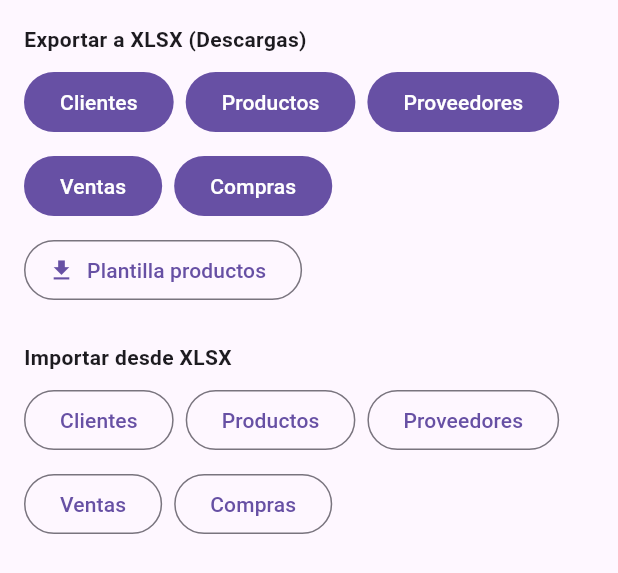
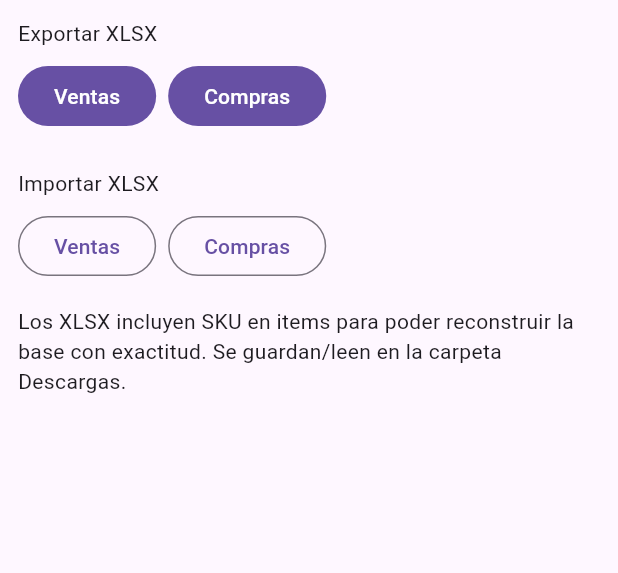
Before and after one commit to sergiopolis69-oss/popperscuv5, a Flutter app: the BackupPage widget shown alone on an empty page, opened directly, on a phone screen of 412 x 824 dp. Shown: the top 573 px of the screen. Run offline on Flutter 3.47's test engine with Material 3 defaults, Android fonts, the phone set to English and light mode, and no system bars; our stand-ins replace file_picker, flutter_contacts, sqflite; missing offline and left inert: downloads_path_provider_28, excel, file_saver; accounts and stored records are empty; statements that could not run were skipped.

Commit message:
Actualizar backup_page.dart

```diff
--- a/lib/ui/backup_page.dart
+++ b/lib/ui/backup_page.dart
@@ -1,67 +1,48 @@
+import 'dart:io';
 import 'package:flutter/material.dart';
-import '../utils/xlsx_backup.dart'; // ⬅️ NECESARIO: export*Xlsx e import*Xlsx
+import 'package:file_picker/file_picker.dart';
+import '../utils/xlsx_backup.dart';
 
 class BackupPage extends StatelessWidget {
   const BackupPage({super.key});
 
-  Future<void> _export(BuildContext ctx, String label, Future<String> Function() fn) async {
-    try {
-      final uriOrPath = await fn();
-      if (!ctx.mounted) return;
-      ScaffoldMessenger.of(ctx).showSnackBar(SnackBar(
-        content: Text('$label exportado en Descargas'),
-        action: SnackBarAction(label: 'Abrir', onPressed: ()=>openUriOrPath(uriOrPath)),
-        duration: const Duration(seconds: 6),
-      ));
-    } catch (e) {
-      if (ctx.mounted) {
-        ScaffoldMessenger.of(ctx).showSnackBar(SnackBar(content: Text('Error: $e')));
-      }
-    }
-  }
-
-  Future<void> _import(BuildContext ctx, String label, Future<void> Function() fn) async {
-    try {
-      await fn();
-      if (ctx.mounted) {
-        ScaffoldMessenger.of(ctx).showSnackBar(SnackBar(content: Text('$label importado correctamente')));
-      }
-    } catch (e) {
-      if (ctx.mounted) {
-        ScaffoldMessenger.of(ctx).showSnackBar(SnackBar(content: Text('Error: $e')));
-      }
+  Future<void> _import(BuildContext context, String titulo, Future<void> Function(File) importer) async {
+    final res = await FilePicker.platform.pickFiles(type: FileType.custom, allowedExtensions: ['xlsx']);
+    if (res == null || res.files.isEmpty) return;
+    final path = res.files.single.path;
+    if (path == null) return;
+    await importer(File(path));
+    if (context.mounted) {
+      ScaffoldMessenger.of(context).showSnackBar(SnackBar(content: Text('$titulo importado')));
     }
   }
 
   @override
   Widget build(BuildContext context) {
     return ListView(
-      padding: const EdgeInsets.all(16),
+      padding: const EdgeInsets.all(12),
       children: [
-        const Text('Exportar a XLSX (Descargas)', style: TextStyle(fontWeight: FontWeight.bold)),
+        const Text('Exportar XLSX'),
         const SizedBox(height: 8),
-        Wrap(spacing: 8, runSpacing: 8, children: [
-          FilledButton(onPressed: ()=>_export(context, 'Clientes', exportClientsXlsx), child: const Text('Clientes')),
-          FilledButton(onPressed: ()=>_export(context, 'Productos', exportProductsXlsx), child: const Text('Productos')),
-          FilledButton(onPressed: ()=>_export(context, 'Proveedores', exportSuppliersXlsx), child: const Text('Proveedores')),
-          FilledButton(onPressed: ()=>_export(context, 'Ventas', exportSalesXlsx), child: const Text('Ventas')),
-          FilledButton(onPressed: ()=>_export(context, 'Compras', exportPurchasesXlsx), child: const Text('Compras')),
-          OutlinedButton.icon(
-            onPressed: ()=>_export(context, 'Plantilla productos', exportProductsTemplateXlsx),
-            icon: const Icon(Icons.download),
-            label: const Text('Plantilla productos'),
-          ),
-        ]),
+        Wrap(
+          spacing: 8, runSpacing: 8,
+          children: [
+            FilledButton(onPressed: exportSalesXlsx, child: const Text('Ventas')),
+            FilledButton(onPressed: exportPurchasesXlsx, child: const Text('Compras')),
+          ],
+        ),
         const SizedBox(height: 24),
-        const Text('Importar desde XLSX', style: TextStyle(fontWeight: FontWeight.bold)),
+        const Text('Importar XLSX'),
         const SizedBox(height: 8),
-        Wrap(spacing: 8, runSpacing: 8, children: [
-          OutlinedButton(onPressed: ()=>_import(context, 'Clientes', importClientsXlsx), child: const Text('Clientes')),
-          OutlinedButton(onPressed: ()=>_import(context, 'Productos', importProductsXlsx), child: const Text('Productos')),
-          OutlinedButton(onPressed: ()=>_import(context, 'Proveedores', importSuppliersXlsx), child: const Text('Proveedores')),
-          OutlinedButton(onPressed: ()=>_import(context, 'Ventas', importSalesXlsx), child: const Text('Ventas')),
-          OutlinedButton(onPressed: ()=>_import(context, 'Compras', importPurchasesXlsx), child: const Text('Compras')),
-        ]),
+        Wrap(
+          spacing: 8, runSpacing: 8,
+          children: [
+            OutlinedButton(onPressed: ()=>_import(context, 'Ventas', importSalesXlsx), child: const Text('Ventas')),
+            OutlinedButton(onPressed: ()=>_import(context, 'Compras', importPurchasesXlsx), child: const Text('Compras')),
+          ],
+        ),
+        const SizedBox(height: 16),
+        const Text('Los XLSX incluyen SKU en items para poder reconstruir la base con exactitud. Se guardan/leen en la carpeta Descargas.'),
       ],
     );
   }
```
